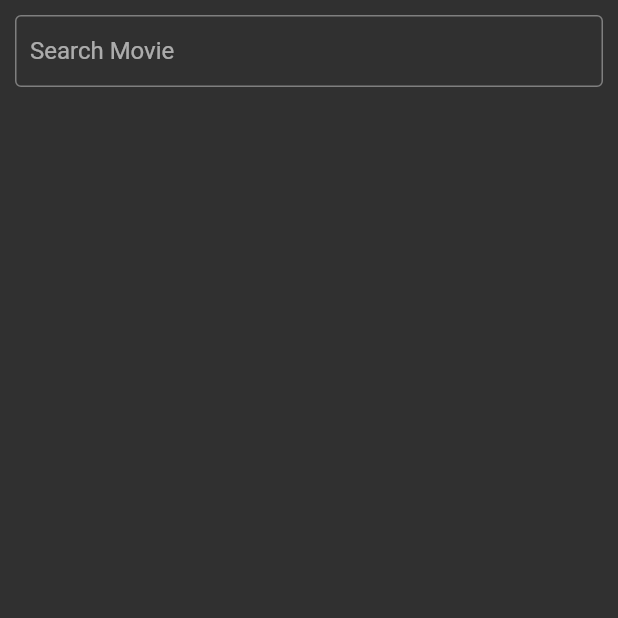
After one commit to theprajin/flutter-movie-db, a Flutter app: the SearchScreen screen opened directly, on a phone screen of 412 x 824 dp, the top half of it. The commit adds this screen. Run offline on Flutter 3.47's test engine with Material 2 defaults, Android fonts, the phone set to English and light mode, and no system bars; our stand-ins replace cached_network_image, dartz, dio, flutter_riverpod, flutter_spinkit, get and 1 more; network calls fail.

Commit message:
search functionality initiated

```diff
--- a/lib/api.dart
+++ b/lib/api.dart
@@ -1,7 +1,8 @@
 class Api {
   static const apiKey = 'd77cd48d9533347594188f857ed056b0';
   static const baseUrl = 'https://api.themoviedb.org/3/';
-  static const popularMovie = '$baseUrl/movie/popular';
-  static const topRatedMovie = '$baseUrl/movie/top_rated';
-  static const upcomingMovie = '$baseUrl/movie/upcoming';
+  static const popularMovie = '/movie/popular';
+  static const topRatedMovie = '/movie/top_rated';
+  static const upcomingMovie = '/movie/upcoming';
+  static const searchMovie = '/search/movie';
 }
--- /dev/null
+++ b/lib/views/search_screen.dart
@@ -0,0 +1,43 @@
+import 'package:flutter/material.dart';
+import 'package:flutter_riverpod/flutter_riverpod.dart';
+import 'package:movies_db/providers/search_provider.dart';
+
+class SearchScreen extends StatelessWidget {
+  final searchController = TextEditingController();
+  SearchScreen({super.key});
+
+  @override
+  Widget build(BuildContext context) {
+    return Scaffold(
+      body: Consumer(
+        builder: (context, ref, child) {
+          final data = ref.watch(searchProvider);
+          return Padding(
+            padding: const EdgeInsets.all(10),
+            child: Column(
+              children: [
+                TextFormField(
+                  controller: searchController,
+                  onFieldSubmitted: (value) {},
+                  decoration: const InputDecoration(
+                      hintText: 'Search Movie',
+                      border: OutlineInputBorder(),
+                      contentPadding:
+                          EdgeInsets.symmetric(horizontal: 10, vertical: 10)),
+                ),
+                Expanded(
+                  child: ListView.builder(
+                    itemCount: data.movies.length,
+                    itemBuilder: (context, index) {
+                      return Container();
+                    },
+                  ),
+                )
+              ],
+            ),
+          );
+        },
+      ),
+    );
+  }
+}
```
Also changed, not shown: lib/models/search_state.dart (added, +48 -0 lines), lib/providers/search_provider.dart (added, +46 -0 lines), lib/services/movie_service.dart (+25 -4 lines).
